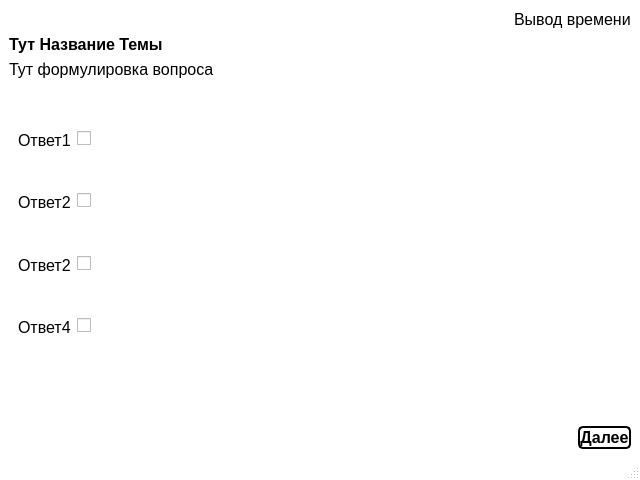
Rayzedan/SystemControlStudent, file testforstudent.ui: the form before one commit.
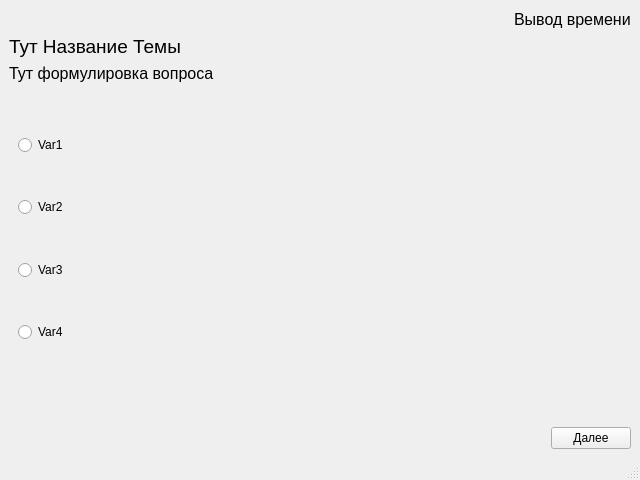
The form after the commit.

What changed in the file:
```diff
--- a/testforstudent.ui
+++ b/testforstudent.ui
@@ -19,25 +19,6 @@
   <property name="windowTitle">
    <string>MainWindow</string>
   </property>
-  <property name="styleSheet">
-   <string notr="true">QMainWindow {
-background: white;
-}
-QPushButton , QLineEdit,QComboBox{
-display: inline-block;
-  color: white;
-  font-weight: 700;
-text-decoration: none;
-  user-select: none;
-  color: black;
-  outline: none;
-  border: 2px solid;
-  border-radius: 5px;
-  transition: 0.2s;
-} 
-QPushButton:hover { background: gray }
-QPushButton:pressed { background: white; }</string>
-  </property>
   <widget class="QWidget" name="centralwidget">
    <layout class="QVBoxLayout" name="verticalLayout_3">
     <item>
@@ -73,8 +54,7 @@
      <widget class="QLabel" name="label">
       <property name="font">
        <font>
-        <pointsize>12</pointsize>
-        <bold>true</bold>
+        <pointsize>14</pointsize>
        </font>
       </property>
       <property name="text">
@@ -103,24 +83,18 @@
        <layout class="QVBoxLayout" name="verticalLayout_2">
         <item>
          <layout class="QFormLayout" name="formLayout">
-          <item row="1" column="0">
-           <widget class="QLabel" name="label_3">
-            <property name="font">
-             <font>
-              <pointsize>12</pointsize>
-             </font>
+          <item row="0" column="0">
+           <spacer name="verticalSpacer_6">
+            <property name="orientation">
+             <enum>Qt::Vertical</enum>
             </property>
-            <property name="text">
-             <string>Ответ1</string>
+            <property name="sizeHint" stdset="0">
+             <size>
+              <width>20</width>
+              <height>40</height>
+             </size>
             </property>
-           </widget>
-          </item>
-          <item row="1" column="1">
-           <widget class="QCheckBox" name="checkBox">
-            <property name="text">
-             <string/>
-            </property>
-           </widget>
+           </spacer>
           </item>
           <item row="2" column="0">
            <spacer name="verticalSpacer">
@@ -135,25 +109,6 @@
             </property>
            </spacer>
           </item>
-          <item row="3" column="0">
-           <widget class="QLabel" name="label_4">
-            <property name="font">
-             <font>
-              <pointsize>12</pointsize>
-             </font>
-            </property>
-            <property name="text">
-             <string>Ответ2</string>
-            </property>
-           </widget>
-          </item>
-          <item row="3" column="1">
-           <widget class="QCheckBox" name="checkBox_2">
-            <property name="text">
-             <string/>
-            </property>
-           </widget>
-          </item>
           <item row="4" column="0">
            <spacer name="verticalSpacer_2">
             <property name="orientation">
@@ -167,25 +122,6 @@
             </property>
            </spacer>
           </item>
-          <item row="5" column="0">
-           <widget class="QLabel" name="label_5">
-            <property name="font">
-             <font>
-              <pointsize>12</pointsize>
-             </font>
-            </property>
-            <property name="text">
-             <string>Ответ2</string>
-            </property>
-           </widget>
-          </item>
-          <item row="5" column="1">
-           <widget class="QCheckBox" name="checkBox_3">
-            <property name="text">
-             <string/>
-            </property>
-           </widget>
-          </item>
           <item row="6" column="0">
            <spacer name="verticalSpacer_3">
             <property name="orientation">
@@ -199,25 +135,6 @@
             </property>
            </spacer>
           </item>
-          <item row="7" column="0">
-           <widget class="QLabel" name="label_6">
-            <property name="font">
-             <font>
-              <pointsize>12</pointsize>
-             </font>
-            </property>
-            <property name="text">
-             <string>Ответ4</string>
-            </property>
-           </widget>
-          </item>
-          <item row="7" column="1">
-           <widget class="QCheckBox" name="checkBox_4">
-            <property name="text">
-             <string/>
-            </property>
-           </widget>
-          </item>
           <item row="8" column="0">
            <spacer name="verticalSpacer_4">
             <property name="orientation">
@@ -231,18 +148,33 @@
             </property>
            </spacer>
           </item>
-          <item row="0" column="0">
-           <spacer name="verticalSpacer_6">
-            <property name="orientation">
-             <enum>Qt::Vertical</enum>
+          <item row="1" column="0">
+           <widget class="QRadioButton" name="radioButton">
+            <property name="text">
+             <string>Var1</string>
             </property>
-            <property name="sizeHint" stdset="0">
-             <size>
-              <width>20</width>
-              <height>40</height>
-             </size>
+           </widget>
+          </item>
+          <item row="3" column="0">
+           <widget class="QRadioButton" name="radioButton_2">
+            <property name="text">
+             <string>Var2</string>
             </property>
-           </spacer>
+           </widget>
+          </item>
+          <item row="5" column="0">
+           <widget class="QRadioButton" name="radioButton_3">
+            <property name="text">
+             <string>Var3</string>
+            </property>
+           </widget>
+          </item>
+          <item row="7" column="0">
+           <widget class="QRadioButton" name="radioButton_4">
+            <property name="text">
+             <string>Var4</string>
+            </property>
+           </widget>
           </item>
          </layout>
         </item>
@@ -287,14 +219,6 @@
       </item>
       <item>
        <widget class="QPushButton" name="pushButton">
-        <property name="font">
-         <font>
-          <pointsize>12</pointsize>
-          <bold>true</bold>
-          <underline>false</underline>
-          <strikeout>false</strikeout>
-         </font>
-        </property>
         <property name="text">
          <string>Далее</string>
         </property>
```
Left out of the diff: 2 changed lines with no effect on the pictures.
